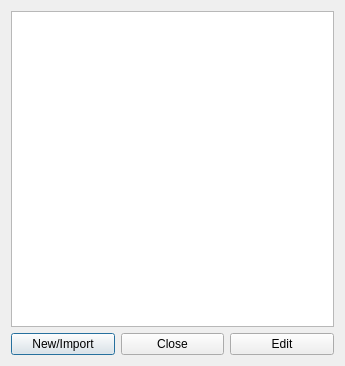
Before: the Qt Designer form ui/list-direct.ui in berndhs/egalite, drawn with Qt 5.
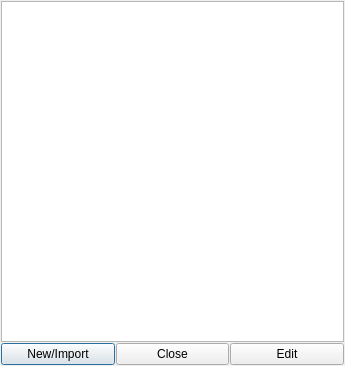
After: the same form once the commit is applied. Icons and pictures are not drawn.

Commit message: made margins small, the default qt-designer margins are silly

Patch:
```diff
--- a/ui/list-direct.ui
+++ b/ui/list-direct.ui
@@ -48,6 +48,7 @@
    </item>
   </layout>
  </widget>
+ <layoutdefault spacing="1" margin="1"/>
  <resources>
   <include location="../dchat.qrc"/>
  </resources>
```
Left out of the diff: 1 changed line with no effect on the pictures. The commit also changes 18 other files.
